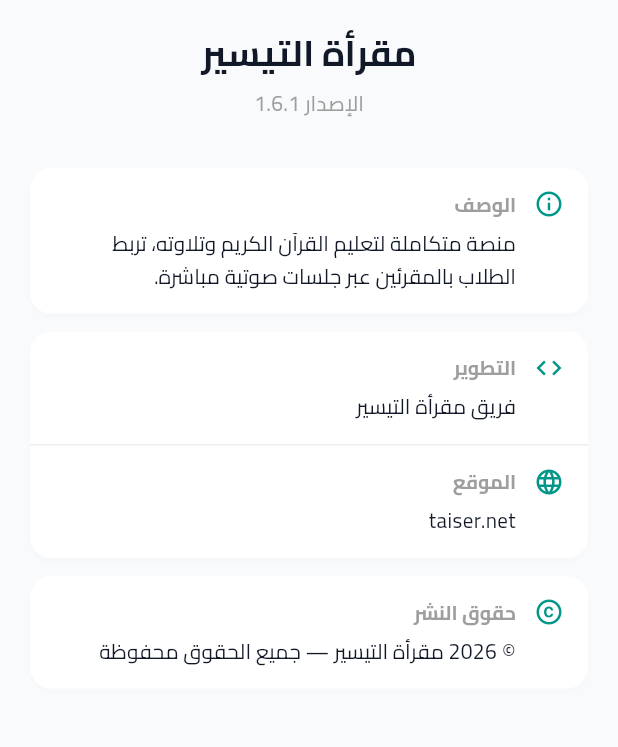
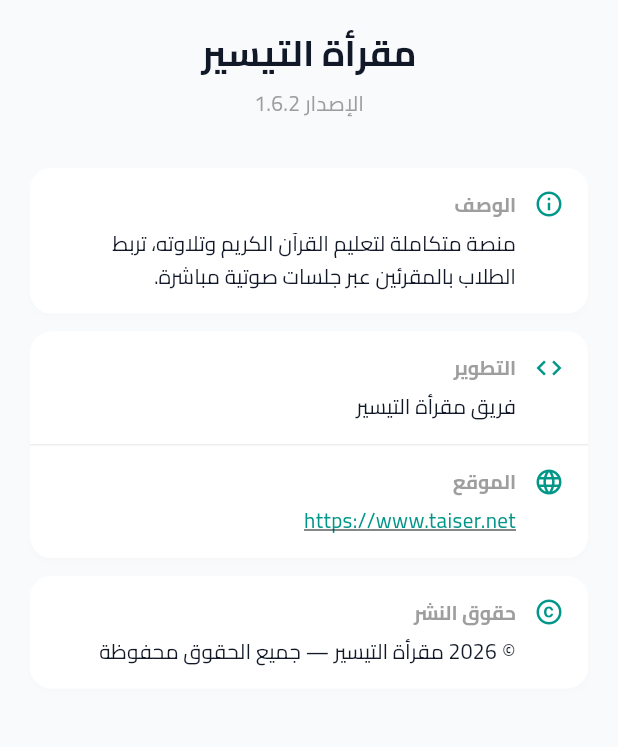
Before and after one commit to abushofa/meqraat-taiser, a Flutter app: the AboutScreen screen opened directly, on a phone screen of 412 x 824 dp, the part 318-1065 px from its top. Run offline on Flutter 3.47's test engine with Material 3 defaults, Android fonts, the phone set to English and light mode, and no system bars; our stand-ins replace cookie_jar, device_info_plus, dio, dio_cookie_manager, firebase_core, firebase_messaging and 4 more; missing offline and left inert: agora_rtc_engine, audio_session, flutter_foreground_task; accounts and stored records are empty.

Commit message:
release: v1.6.2 — nav bar layout, session expiry, website link

```diff
--- a/lib/features/about/about_screen.dart
+++ b/lib/features/about/about_screen.dart
@@ -1,5 +1,6 @@
 import 'package:flutter/material.dart';
 import 'package:package_info_plus/package_info_plus.dart';
+import 'package:url_launcher/url_launcher.dart';
 
 class AboutScreen extends StatelessWidget {
   const AboutScreen({super.key});
@@ -54,7 +55,7 @@
           _infoCard([
             _infoRow(Icons.code_outlined, 'التطوير', 'فريق مقرأة التيسير'),
             const Divider(height: 1),
-            _infoRow(Icons.language_outlined, 'الموقع', 'taiser.net'),
+            _linkRow(Icons.language_outlined, 'الموقع', 'https://www.taiser.net'),
           ]),
           const SizedBox(height: 12),
           _infoCard([
@@ -70,6 +71,42 @@
     return Card(
       shape: RoundedRectangleBorder(borderRadius: BorderRadius.circular(14)),
       child: Column(children: children),
+    );
+  }
+
+  Widget _linkRow(IconData icon, String label, String url) {
+    return Padding(
+      padding: const EdgeInsets.symmetric(horizontal: 16, vertical: 14),
+      child: Row(
+        crossAxisAlignment: CrossAxisAlignment.start,
+        children: [
+          Icon(icon, color: Colors.teal, size: 20),
+          const SizedBox(width: 12),
+          Expanded(
+            child: Column(
+              crossAxisAlignment: CrossAxisAlignment.start,
+              children: [
+                Text(label,
+                    style: const TextStyle(
+                        fontWeight: FontWeight.bold, fontSize: 13, color: Colors.grey)),
+                const SizedBox(height: 4),
+                GestureDetector(
+                  onTap: () => launchUrl(Uri.parse(url),
+                      mode: LaunchMode.externalApplication),
+                  child: Text(
+                    url,
+                    style: const TextStyle(
+                      fontSize: 14,
+                      color: Colors.teal,
+                      decoration: TextDecoration.underline,
+                    ),
+                  ),
+                ),
+              ],
+            ),
+          ),
+        ],
+      ),
     );
   }
 
--- a/pubspec.yaml
+++ b/pubspec.yaml
@@ -2,7 +2,7 @@
 description: "A Quran learning app."
 publish_to: 'none'
 
-version: 1.6.1+11
+version: 1.6.2+12
 
 environment:
   sdk: ^3.10.4
```
Also changed, not shown: lib/core/network/api_client.dart (+32 -17 lines), lib/features/admin/admin_home_shell.dart (+28 -27 lines), lib/features/auth/login_screen.dart (+17 -0 lines), lib/features/student/student_home_shell.dart (+19 -23 lines), lib/features/teacher/teacher_home_shell.dart (+22 -26 lines).
